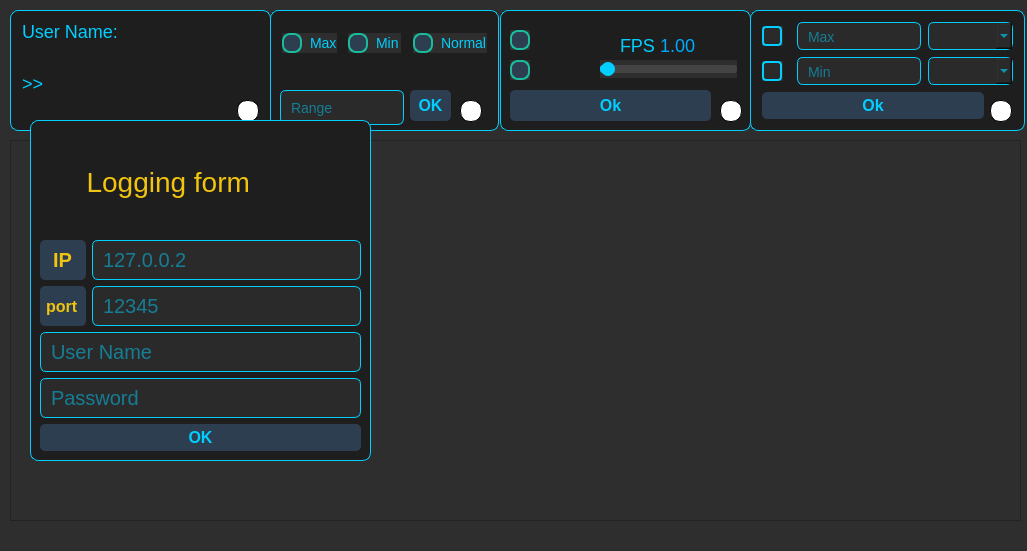
Qt form client/mainwindow.ui (SinaYademellat/Socket_Programming) before a commit.
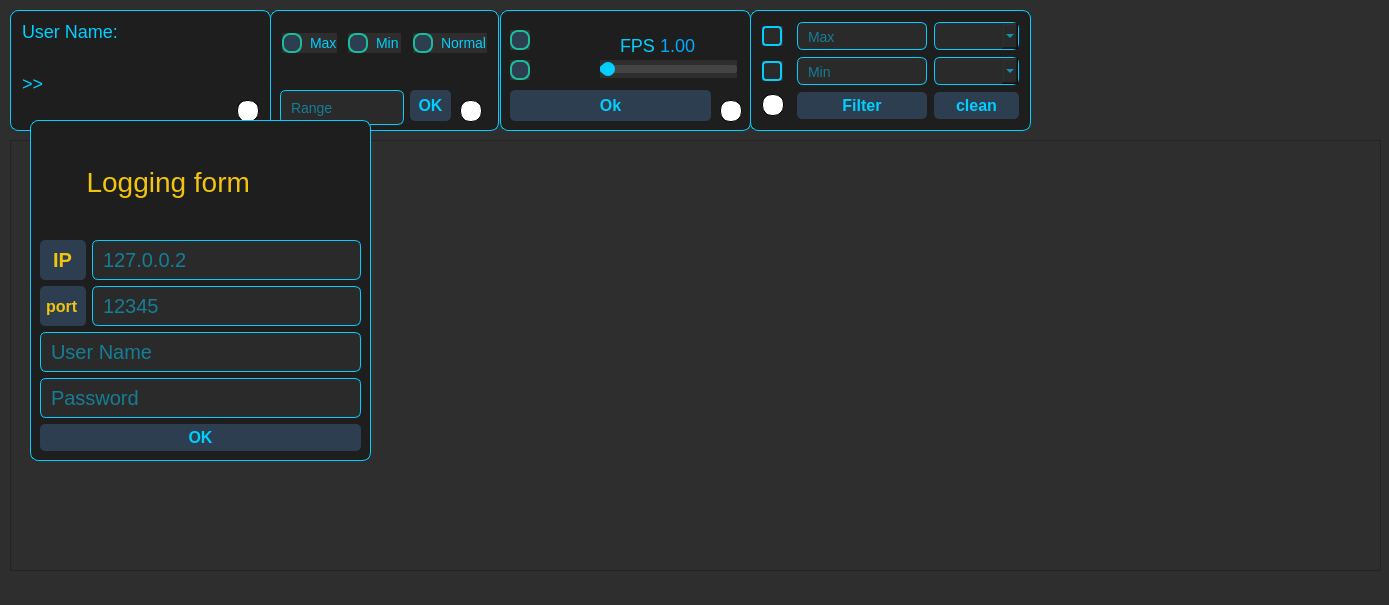
The same form after that commit. Icons and pictures are not drawn.

What changed in the file:
```diff
--- a/client/mainwindow.ui
+++ b/client/mainwindow.ui
@@ -6,8 +6,8 @@
    <rect>
     <x>0</x>
     <y>0</y>
-    <width>1027</width>
-    <height>551</height>
+    <width>1389</width>
+    <height>605</height>
    </rect>
   </property>
   <property name="windowTitle">
@@ -308,7 +308,7 @@
      <rect>
       <x>750</x>
       <y>10</y>
-      <width>275</width>
+      <width>281</width>
       <height>121</height>
      </rect>
     </property>
@@ -379,7 +379,7 @@
       <rect>
        <x>47</x>
        <y>47</y>
-       <width>124</width>
+       <width>130</width>
        <height>28</height>
       </rect>
      </property>
@@ -415,7 +415,7 @@
       <rect>
        <x>47</x>
        <y>12</y>
-       <width>124</width>
+       <width>130</width>
        <height>28</height>
       </rect>
      </property>
@@ -455,7 +455,7 @@
     <widget class="QComboBox" name="colorCombox_2">
      <property name="geometry">
       <rect>
-       <x>178</x>
+       <x>184</x>
        <y>47</y>
        <width>85</width>
        <height>28</height>
@@ -485,7 +485,7 @@
     <widget class="QComboBox" name="colorCombox_1">
      <property name="geometry">
       <rect>
-       <x>178</x>
+       <x>184</x>
        <y>12</y>
        <width>85</width>
        <height>28</height>
@@ -558,9 +558,9 @@
     <widget class="QPushButton" name="pushButton_form4">
      <property name="geometry">
       <rect>
-       <x>12</x>
+       <x>47</x>
        <y>82</y>
-       <width>222</width>
+       <width>130</width>
        <height>27</height>
       </rect>
      </property>
@@ -586,14 +586,48 @@
 </string>
      </property>
      <property name="text">
-      <string>Ok</string>
+      <string>Filter</string>
+     </property>
+    </widget>
+    <widget class="QPushButton" name="pushButton_form4_Clean">
+     <property name="geometry">
+      <rect>
+       <x>184</x>
+       <y>82</y>
+       <width>85</width>
+       <height>27</height>
+      </rect>
+     </property>
+     <property name="styleSheet">
+      <string notr="true">QPushButton {
+color: #00CFFF;
+font-size: 16px;
+font-weight: bold;
+background-color: #2C3E50;
+padding: 4px 8px;
+border-radius: 5px;
+}
+
+QPushButton:hover {
+    background-color: #1ABC9C;
+    color: black;
+}
+
+QPushButton:pressed {
+    background-color: #16A085;
+    border: 1px solid #16A085;
+}
+</string>
+     </property>
+     <property name="text">
+      <string>clean</string>
      </property>
     </widget>
     <widget class="QLabel" name="statusIcon_form1_2">
      <property name="geometry">
       <rect>
-       <x>240</x>
-       <y>90</y>
+       <x>12</x>
+       <y>84</y>
        <width>22</width>
        <height>22</height>
       </rect>
@@ -1035,8 +1069,8 @@
      <rect>
       <x>10</x>
       <y>140</y>
-      <width>1011</width>
-      <height>381</height>
+      <width>1371</width>
+      <height>431</height>
      </rect>
     </property>
     <property name="frameShape">
```
Left out of the diff: 8 changed lines with no effect on the pictures.
